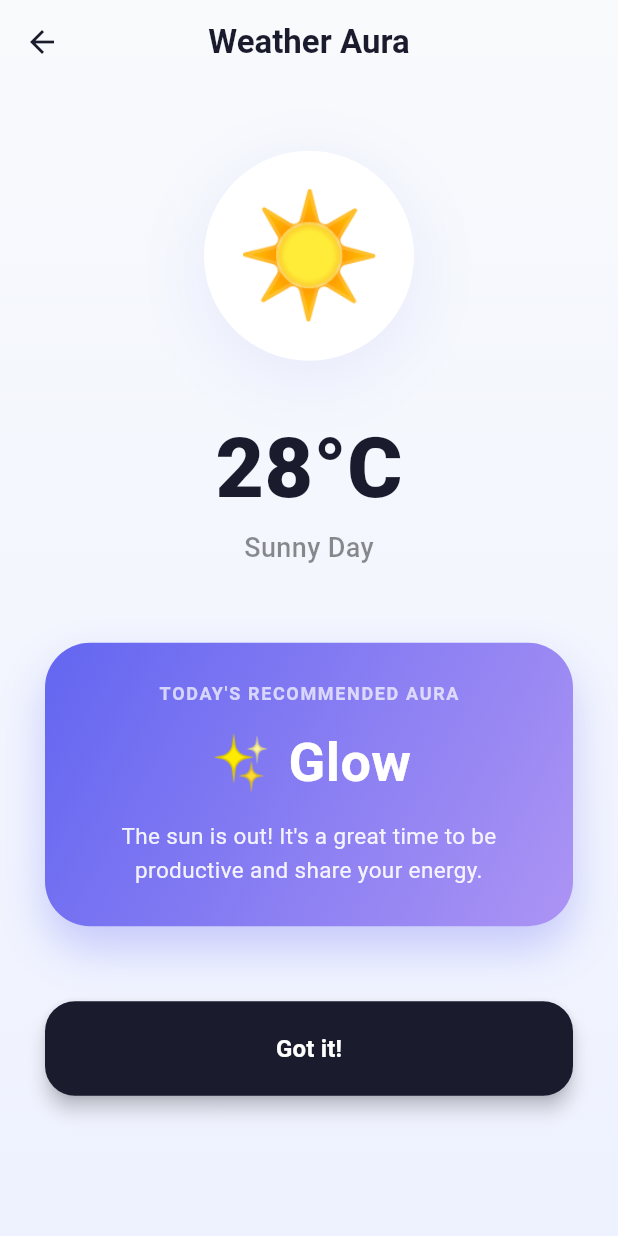
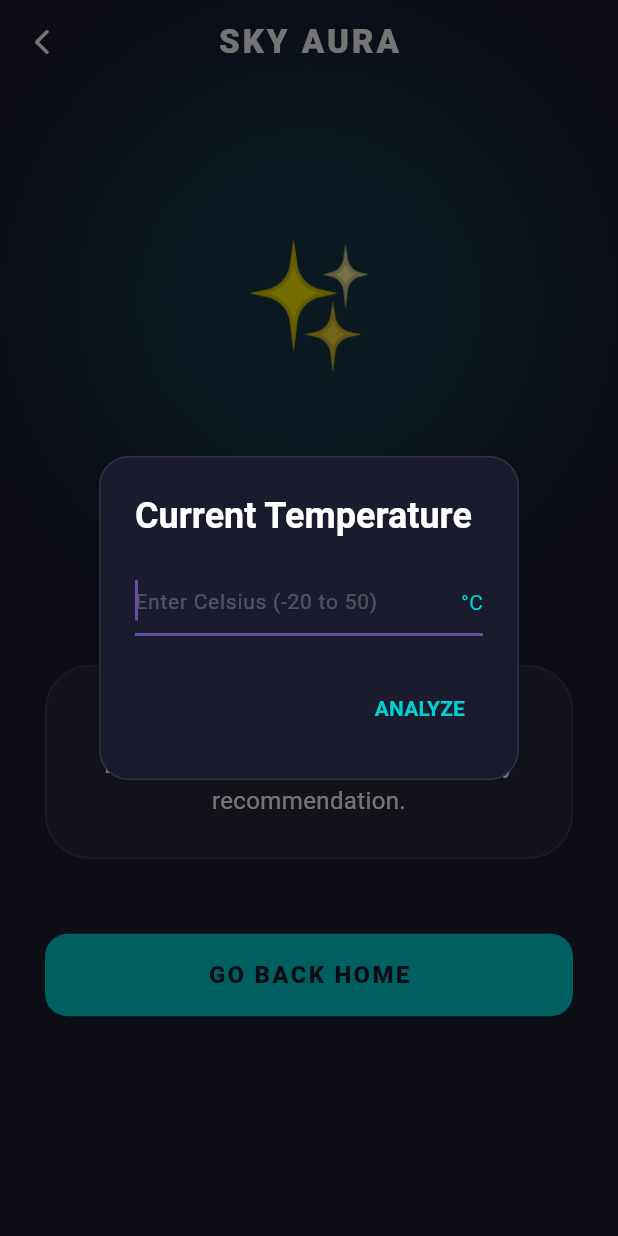
Before and after one commit to emon047/defence_project_G11, a Flutter app: the WeatherMoodPage screen opened directly, on a phone screen of 412 x 824 dp. Run offline on Flutter 3.47's test engine with Material 3 defaults, Android fonts, the phone set to English and light mode, and no system bars; our stand-ins replace cloud_firestore, firebase_auth, firebase_core, google_fonts, google_maps_flutter, table_calendar; accounts and stored records are empty.

Commit message:
Updated our flutter project

```diff
--- a/lib/screens/weather_mood_page.dart
+++ b/lib/screens/weather_mood_page.dart
@@ -1,150 +1,198 @@
 import 'package:flutter/material.dart';
-import '../core/theme.dart';
 
-class WeatherMoodPage extends StatelessWidget {
+class WeatherMoodPage extends StatefulWidget {
   const WeatherMoodPage({super.key});
 
   @override
+  State<WeatherMoodPage> createState() => _WeatherMoodPageState();
+}
+
+class _WeatherMoodPageState extends State<WeatherMoodPage> {
+  // Local theme colors
+  final Color spaceDark = const Color(0xFF1A1C2E);
+  final Color auroraTeal = const Color(0xFF00D2D3);
+
+  String temperature = "--";
+  String message = "Enter the temperature to see your sky recommendation.";
+  String auraTitle = "AWAITING DATA";
+  String weatherIcon = "✨";
+
+  @override
+  void initState() {
+    super.initState();
+    // Auto-shows input dialog on load
+    Future.delayed(Duration.zero, () => _showTempDialog());
+  }
+
+  void _updateWeatherLogic(int temp) {
+    setState(() {
+      temperature = "$temp°C";
+      if (temp <= 0) {
+        weatherIcon = "❄️";
+        auraTitle = "GLACIAL";
+        message = "It's freezing! Keep your inner fire burning. Perfect for cozy introspection and hot cocoa.";
+      } else if (temp > 0 && temp <= 15) {
+        weatherIcon = "☁️";
+        auraTitle = "CRISP";
+        message = "A bit chilly. A fresh breeze for a fresh start. Great for a brisk walk to clear your head.";
+      } else if (temp > 15 && temp <= 25) {
+        weatherIcon = "🍃";
+        auraTitle = "BALANCED";
+        message = "Ideal conditions. Your mind is in its natural state. Perfect for productivity and flow.";
+      } else if (temp > 25 && temp <= 35) {
+        weatherIcon = "☀️";
+        auraTitle = "RADIANT";
+        message = "The sun is high! Your energy is peaking. Share your warmth with others today.";
+      } else {
+        weatherIcon = "🔥";
+        auraTitle = "SCORCHING";
+        message = "It's intense out there. Stay hydrated and calm. Use this heat to fuel your passions quietly.";
+      }
+    });
+  }
+
+  void _showTempDialog() {
+    final TextEditingController tempInputController = TextEditingController();
+
+    showDialog(
+      context: context,
+      barrierDismissible: false,
+      builder: (context) => AlertDialog(
+        backgroundColor: const Color(0xFF1A1C2E),
+        shape: RoundedRectangleBorder(
+          borderRadius: BorderRadius.circular(20),
+          side: const BorderSide(color: Colors.white10),
+        ),
+        title: const Text(
+          "Current Temperature",
+          style: TextStyle(color: Colors.white, fontWeight: FontWeight.bold),
+        ),
+        content: TextField(
+          controller: tempInputController,
+          autofocus: true,
+          keyboardType: TextInputType.number,
+          style: const TextStyle(color: Colors.white, fontSize: 18),
+          decoration: InputDecoration(
+            hintText: "Enter Celsius (-20 to 50)",
+            hintStyle: const TextStyle(color: Colors.white24, fontSize: 14),
+            suffixText: "°C",
+            suffixStyle: TextStyle(color: auroraTeal),
+            enabledBorder: UnderlineInputBorder(borderSide: BorderSide(color: auroraTeal)),
+          ),
+        ),
+        actions: [
+          TextButton(
+            onPressed: () {
+              final int? val = int.tryParse(tempInputController.text);
+              if (val != null) {
+                _updateWeatherLogic(val);
+                Navigator.pop(context);
+              }
+            },
+            child: Text("ANALYZE", style: TextStyle(color: auroraTeal, fontWeight: FontWeight.bold)),
+          ),
+        ],
+      ),
+    );
+  }
+
+  @override
   Widget build(BuildContext context) {
-    String temperature = "28°C";
-
     return Scaffold(
-      // Extends body behind AppBar for a seamless gradient look
+      backgroundColor: spaceDark,
       extendBodyBehindAppBar: true,
       appBar: AppBar(
-        title: const Text(
-          "Weather Aura",
-          style: TextStyle(
-            color: AppColors.spaceDark,
-            fontWeight: FontWeight.bold
-          )
-        ),
+        title: const Text("SKY AURA",
+          style: TextStyle(color: Colors.white, fontWeight: FontWeight.w900, letterSpacing: 2)),
         centerTitle: true,
         backgroundColor: Colors.transparent,
         elevation: 0,
-        iconTheme: const IconThemeData(color: AppColors.spaceDark),
+        leading: IconButton(
+          icon: const Icon(Icons.arrow_back_ios_new_rounded, color: Colors.white, size: 20),
+          onPressed: () => Navigator.pop(context),
         ),
-      body: Container(
+      ),
+      body: SizedBox(
         width: double.infinity,
-        decoration: const BoxDecoration(
-          gradient: AppColors.bgGradient, // Using your custom gradient
+        child: Stack(
+          alignment: Alignment.center,
+          children: [
+            // Decorative background glow
+            Positioned(
+              top: 100,
+              child: Container(
+                width: 200,
+                height: 200,
+                decoration: BoxDecoration(
+                  shape: BoxShape.circle,
+                  boxShadow: [
+                    BoxShadow(color: auroraTeal.withOpacity(0.15), blurRadius: 100, spreadRadius: 50)
+                  ],
                 ),
-        child: Padding(
+              ),
+            ),
+
+            Padding(
               padding: const EdgeInsets.symmetric(horizontal: 30.0),
               child: Column(
                 mainAxisAlignment: MainAxisAlignment.center,
                 children: [
-              // Weather Icon with soft depth
-              Container(
-                padding: const EdgeInsets.all(20),
-                decoration: BoxDecoration(
-                  color: Colors.white,
-                  shape: BoxShape.circle,
-                  boxShadow: [
-                    BoxShadow(
-                      color: AppColors.deepPurple.withOpacity(0.1),
-                      blurRadius: 40,
-                      offset: const Offset(0, 10),
-                    ),
-                  ],
-                ),
-                child: const Text("☀️", style: TextStyle(fontSize: 80)),
-              ),
+                  Text(weatherIcon, style: const TextStyle(fontSize: 80)),
+                  const SizedBox(height: 20),
+                  Text(temperature,
+                    style: const TextStyle(fontSize: 72, fontWeight: FontWeight.w900, color: Colors.white, letterSpacing: -2)),
+                  Text(auraTitle,
+                    style: TextStyle(fontSize: 14, color: auroraTeal, fontWeight: FontWeight.w900, letterSpacing: 4)),
+                  const SizedBox(height: 40),
 
-              const SizedBox(height: 25),
-
-              Text(
-                temperature,
-                style: const TextStyle(
-                  fontSize: 56,
-                  fontWeight: FontWeight.w900,
-                  color: AppColors.spaceDark
-                )
-              ),
-              const Text(
-                "Sunny Day",
-                style: TextStyle(
-                  fontSize: 18,
-                  color: Colors.black45,
-                  fontWeight: FontWeight.w500
-                )
-              ),
-
-              const SizedBox(height: 50),
-
-              // Unique Mood Card using your auraGradient
+                  // Recommendation Insight Card
                   Container(
                     width: double.infinity,
                     padding: const EdgeInsets.all(25),
                     decoration: BoxDecoration(
-                  gradient: AppColors.auraGradient, // Using your brand gradient
+                      color: Colors.white.withOpacity(0.05),
                       borderRadius: BorderRadius.circular(30),
-                  boxShadow: [
-                    BoxShadow(
-                      color: AppColors.deepPurple.withOpacity(0.3),
-                      blurRadius: 25,
-                      offset: const Offset(0, 15),
+                      border: Border.all(color: Colors.white10),
+                    ),
+                    child: Column(
+                      children: [
+                        const Text("AURA INSIGHT",
+                          style: TextStyle(fontSize: 10, fontWeight: FontWeight.bold, color: Colors.white38, letterSpacing: 2)),
+                        const SizedBox(height: 15),
+                        Text(
+                          message,
+                          textAlign: TextAlign.center,
+                          style: const TextStyle(color: Colors.white, fontSize: 16, height: 1.5),
                         ),
                       ],
                     ),
-                child: Column(
-                  children: [
-                    const Text(
-                      "TODAY'S RECOMMENDED AURA",
-                      style: TextStyle(
-                        fontSize: 12,
-                        fontWeight: FontWeight.bold,
-                        color: Colors.white70,
-                        letterSpacing: 1.1
-                      )
                   ),
-                    const SizedBox(height: 12),
-                    const Text(
-                      "✨ Glow",
-                      style: TextStyle(
-                        fontSize: 36,
-                        fontWeight: FontWeight.bold,
-                        color: Colors.white
-                      )
+                  const SizedBox(height: 50),
+
+                  // RETURN TO HOME BUTTON
+                  SizedBox(
+                    width: double.infinity,
+                    height: 55,
+                    child: ElevatedButton(
+                      onPressed: () => Navigator.pop(context),
+                      style: ElevatedButton.styleFrom(
+                        backgroundColor: auroraTeal,
+                        foregroundColor: spaceDark,
+                        elevation: 0,
+                        shape: RoundedRectangleBorder(
+                          borderRadius: BorderRadius.circular(15),
                         ),
-                    const SizedBox(height: 12),
-                    Text(
-                      "The sun is out! It's a great time to be productive and share your energy.",
-                      textAlign: TextAlign.center,
-                      style: TextStyle(
-                        color: Colors.white.withOpacity(0.9),
-                        fontSize: 15,
-                        height: 1.5
+                      ),
+                      child: const Text(
+                        "GO BACK HOME",
+                        style: TextStyle(fontWeight: FontWeight.w900, fontSize: 16, letterSpacing: 1.5)
+                      ),
                     ),
                   ),
                 ],
               ),
             ),
-
-              const SizedBox(height: 50),
-
-              // Final Action Button
-              SizedBox(
-                width: double.infinity,
-                child: ElevatedButton(
-                  onPressed: () => Navigator.pop(context),
-                  style: ElevatedButton.styleFrom(
-                    backgroundColor: AppColors.spaceDark,
-                    foregroundColor: Colors.white,
-                    padding: const EdgeInsets.symmetric(vertical: 20),
-                    shape: RoundedRectangleBorder(
-                      borderRadius: BorderRadius.circular(20)
-                    ),
-                    elevation: 5,
-                  ),
-                  child: const Text(
-                    "Got it!",
-                    style: TextStyle(fontSize: 16, fontWeight: FontWeight.bold)
-                  ),
-                ),
-              )
           ],
-          ),
         ),
       ),
     );
```
Lines whose indentation alone changed are shown as unchanged.
